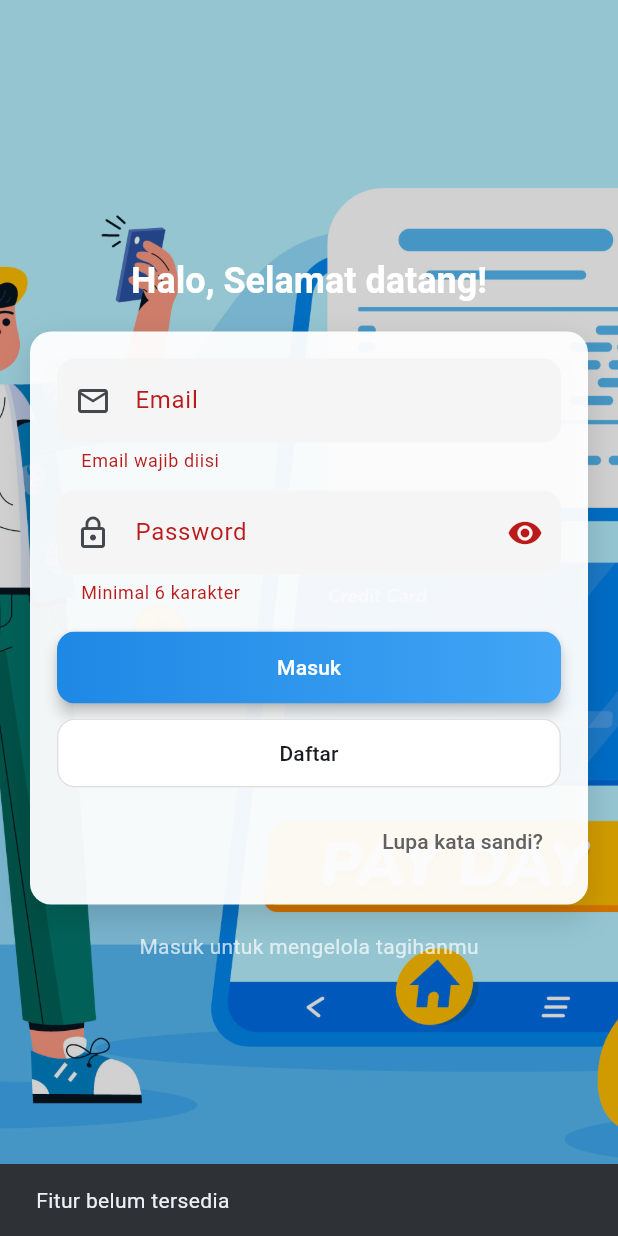
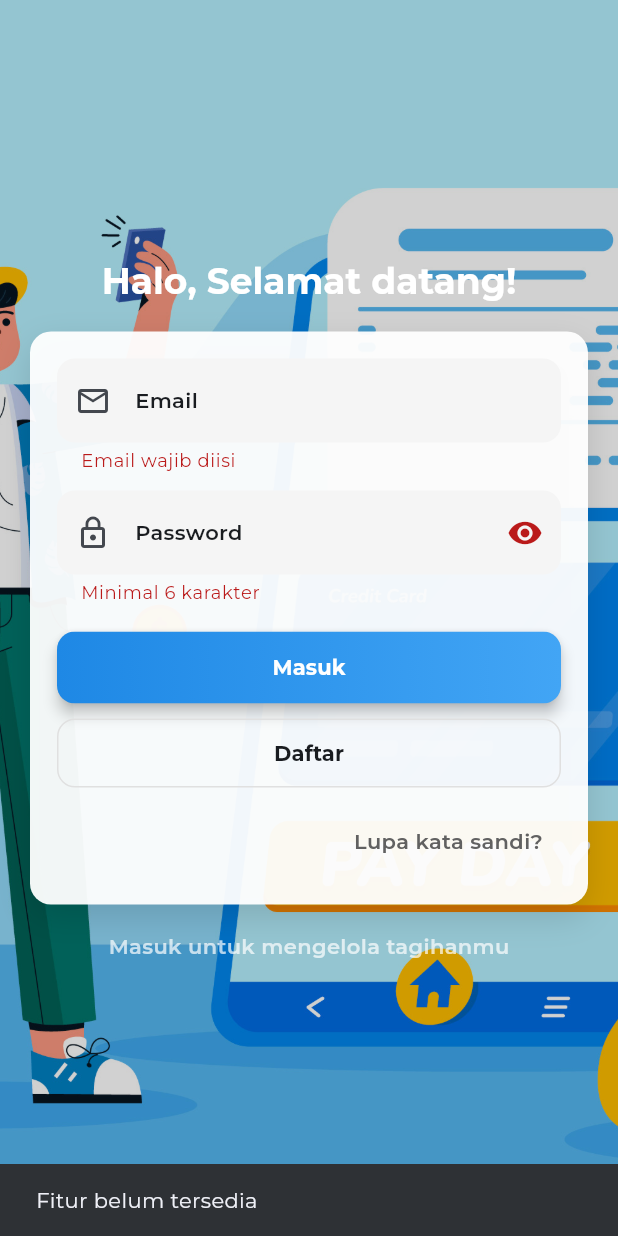
Before and after one commit to Samuel16299/mobile_app, a Flutter app: the screen it shows after launch, after a tap on "Masuk", after a tap on "Lupa kata sandi?", on a phone screen of 412 x 824 dp. Run offline on Flutter 3.47's test engine with Material 3 defaults, Android fonts, the phone set to English and light mode, and no system bars; our stand-ins replace cloud_firestore, firebase_auth, firebase_core, flutter_local_notifications, flutter_riverpod, google_fonts and 1 more; accounts and stored records are empty.

Commit message:
perbaiki ui login screen

```diff
--- a/lib/features/bills/presentation/screens/login_screen.dart
+++ b/lib/features/bills/presentation/screens/login_screen.dart
@@ -1,5 +1,6 @@
 import 'package:flutter/material.dart';
 import 'package:flutter_riverpod/flutter_riverpod.dart';
+import 'package:google_fonts/google_fonts.dart';
 import '../../providers/auth_provider.dart';
 import '../../../settings/providers/locale_provider.dart';
 import 'register_screen.dart';
@@ -25,10 +26,10 @@ class _LoginScreenState extends ConsumerState<LoginScreen> {
       final auth = ref.read(authServiceProvider);
       await auth.loginWithEmail(_email.trim(), _password.trim());
       if (!mounted) return;
-    } on Exception catch (e) {
+    } catch (e) {
       if (!mounted) return;
-      final msg = e.toString();
-      ScaffoldMessenger.of(context).showSnackBar(SnackBar(content: Text(msg)));
+      ScaffoldMessenger.of(context)
+          .showSnackBar(SnackBar(content: Text(e.toString())));
     } finally {
       if (mounted) setState(() => _loading = false);
     }
@@ -36,19 +37,23 @@ class _LoginScreenState extends ConsumerState<LoginScreen> {
 
   @override
   Widget build(BuildContext context) {
-    final theme = Theme.of(context);
+    final baseTheme = Theme.of(context);
 
-    // 1. AMBIL STATUS BAHASA
+    final montTheme = baseTheme.copyWith(
+      textTheme: GoogleFonts.montserratTextTheme(baseTheme.textTheme),
+    );
+
     final currentLocale = ref.watch(localeProvider);
     final isIndo = currentLocale.languageCode == 'id';
 
-    // 2. KAMUS KATA (Login)
     final labels = {
       'welcome': isIndo ? 'Halo, Selamat datang!' : 'Hello, Welcome!',
-      'subtitle': isIndo ? 'Masuk untuk mengelola tagihanmu' : 'Sign in to manage your bills',
-      'email_hint': 'contoh@email.com', // Universal
+      'subtitle': isIndo
+          ? 'Masuk untuk mengelola tagihanmu'
+          : 'Sign in to manage your bills',
+      'email_hint': 'contoh@email.com',
       'label_email': 'Email',
-      'label_password': 'Password', // Universal
+      'label_password': 'Password',
       'btn_signin': isIndo ? 'Masuk' : 'Sign In',
       'btn_register': isIndo ? 'Daftar' : 'Register',
       'forgot_pass': isIndo ? 'Lupa kata sandi?' : 'Forgot password?',
@@ -58,7 +63,9 @@ class _LoginScreenState extends ConsumerState<LoginScreen> {
       'forgot_msg': isIndo ? 'Fitur belum tersedia' : 'Feature not available',
     };
 
-    return Scaffold(
+    return Theme(
+      data: montTheme,
+      child: Scaffold(
         body: Stack(
           children: [
             Positioned.fill(
@@ -69,22 +76,23 @@ class _LoginScreenState extends ConsumerState<LoginScreen> {
             ),
             Positioned.fill(
               child: Container(
-              color: Colors.black.withAlpha((0.18 * 255).round()),
+                color: Colors.black.withOpacity(0.18),
               ),
             ),
             SafeArea(
               child: Center(
                 child: SingleChildScrollView(
-                padding: const EdgeInsets.symmetric(horizontal: 20, vertical: 24),
+                  padding:
+                  const EdgeInsets.symmetric(horizontal: 20, vertical: 24),
                   child: Column(
                     mainAxisSize: MainAxisSize.min,
                     children: [
                       Text(
                         labels['welcome']!,
                         textAlign: TextAlign.center,
-                      style: theme.textTheme.headlineSmall?.copyWith(
+                        style: montTheme.textTheme.headlineSmall?.copyWith(
                           color: Colors.white,
-                        fontWeight: FontWeight.bold,
+                          fontWeight: FontWeight.w700,
                         ),
                       ),
                       const SizedBox(height: 18),
@@ -92,17 +100,18 @@ class _LoginScreenState extends ConsumerState<LoginScreen> {
                         width: double.infinity,
                         constraints: const BoxConstraints(maxWidth: 520),
                         decoration: BoxDecoration(
-                        color: Colors.white.withAlpha(242),
+                          color: Colors.white.withOpacity(0.95),
                           borderRadius: BorderRadius.circular(14),
                           boxShadow: [
                             BoxShadow(
-                            color: Colors.black.withAlpha(36),
+                              color: Colors.black.withOpacity(0.12),
                               blurRadius: 18,
                               offset: const Offset(0, 8),
-                          )
+                            ),
                           ],
                         ),
-                      padding: const EdgeInsets.symmetric(horizontal: 18, vertical: 18),
+                        padding: const EdgeInsets.symmetric(
+                            horizontal: 18, vertical: 18),
                         child: Form(
                           key: _formKey,
                           child: Column(
@@ -113,9 +122,12 @@ class _LoginScreenState extends ConsumerState<LoginScreen> {
                                 decoration: InputDecoration(
                                   labelText: labels['label_email'],
                                   hintText: labels['email_hint'],
-                                prefixIcon: const Icon(Icons.email_outlined),
+                                  prefixIcon:
+                                  const Icon(Icons.email_outlined),
                                   filled: true,
                                   fillColor: Colors.grey.shade100,
+                                  labelStyle: montTheme.textTheme.bodyMedium
+                                      ?.copyWith(fontWeight: FontWeight.w600),
                                   border: OutlineInputBorder(
                                     borderRadius: BorderRadius.circular(12),
                                     borderSide: BorderSide.none,
@@ -123,8 +135,12 @@ class _LoginScreenState extends ConsumerState<LoginScreen> {
                                 ),
                                 onChanged: (v) => _email = v,
                                 validator: (v) {
-                                if (v == null || v.trim().isEmpty) return labels['valid_email_req'];
-                                if (!v.contains('@')) return labels['valid_email_fmt'];
+                                  if (v == null || v.trim().isEmpty) {
+                                    return labels['valid_email_req'];
+                                  }
+                                  if (!v.contains('@')) {
+                                    return labels['valid_email_fmt'];
+                                  }
                                   return null;
                                 },
                               ),
@@ -134,20 +150,28 @@ class _LoginScreenState extends ConsumerState<LoginScreen> {
                                 obscureText: _obscure,
                                 decoration: InputDecoration(
                                   labelText: labels['label_password'],
-                                prefixIcon: const Icon(Icons.lock_outline),
+                                  prefixIcon:
+                                  const Icon(Icons.lock_outline),
                                   suffixIcon: IconButton(
-                                  icon: Icon(_obscure ? Icons.visibility : Icons.visibility_off),
-                                  onPressed: () => setState(() => _obscure = !_obscure),
+                                    icon: Icon(_obscure
+                                        ? Icons.visibility
+                                        : Icons.visibility_off),
+                                    onPressed: () => setState(
+                                            () => _obscure = !_obscure),
                                   ),
                                   filled: true,
                                   fillColor: Colors.grey.shade100,
+                                  labelStyle: montTheme.textTheme.bodyMedium
+                                      ?.copyWith(fontWeight: FontWeight.w600),
                                   border: OutlineInputBorder(
                                     borderRadius: BorderRadius.circular(12),
                                     borderSide: BorderSide.none,
                                   ),
                                 ),
                                 onChanged: (v) => _password = v,
-                              validator: (v) => (v != null && v.length >= 6) ? null : labels['valid_pass_len'],
+                                validator: (v) => (v != null && v.length >= 6)
+                                    ? null
+                                    : labels['valid_pass_len'],
                               ),
                               const SizedBox(height: 18),
                               SizedBox(
@@ -157,19 +181,42 @@ class _LoginScreenState extends ConsumerState<LoginScreen> {
                                   onPressed: _loading ? null : _login,
                                   style: ElevatedButton.styleFrom(
                                     padding: EdgeInsets.zero,
-                                  shape: RoundedRectangleBorder(borderRadius: BorderRadius.circular(12)),
+                                    shape: RoundedRectangleBorder(
+                                      borderRadius: BorderRadius.circular(12),
+                                    ),
+                                    backgroundColor: Colors.transparent,
                                     elevation: 4,
-                                  backgroundColor: Colors.transparent,
                                   ),
                                   child: Ink(
                                     decoration: BoxDecoration(
-                                    gradient: LinearGradient(colors: [Colors.blue.shade600, Colors.blue.shade400]),
+                                      gradient: LinearGradient(
+                                        colors: [
+                                          Colors.blue.shade600,
+                                          Colors.blue.shade400,
+                                        ],
+                                      ),
                                       borderRadius: BorderRadius.circular(12),
                                     ),
                                     child: Center(
                                       child: _loading
-                                        ? const SizedBox(width: 20, height: 20, child: CircularProgressIndicator(color: Colors.white, strokeWidth: 2))
-                                        : Text(labels['btn_signin']!, style: theme.textTheme.labelLarge?.copyWith(color: Colors.white)),
+                                          ? const SizedBox(
+                                        width: 20,
+                                        height: 20,
+                                        child:
+                                        CircularProgressIndicator(
+                                          color: Colors.white,
+                                          strokeWidth: 2,
+                                        ),
+                                      )
+                                          : Text(
+                                        labels['btn_signin']!,
+                                        style: montTheme.textTheme
+                                            .labelLarge
+                                            ?.copyWith(
+                                            color: Colors.white,
+                                            fontWeight:
+                                            FontWeight.bold),
+                                      ),
                                     ),
                                   ),
                                 ),
@@ -179,13 +226,26 @@ class _LoginScreenState extends ConsumerState<LoginScreen> {
                                 width: double.infinity,
                                 height: 46,
                                 child: OutlinedButton(
-                                onPressed: () => Navigator.push(context, MaterialPageRoute(builder: (_) => const RegisterScreen())),
+                                  onPressed: () => Navigator.push(
+                                    context,
+                                    MaterialPageRoute(
+                                        builder: (_) =>
+                                        const RegisterScreen()),
+                                  ),
                                   style: OutlinedButton.styleFrom(
-                                  shape: RoundedRectangleBorder(borderRadius: BorderRadius.circular(12)),
-                                  side: BorderSide(color: Colors.grey.shade300),
-                                  backgroundColor: Colors.white,
+                                    shape: RoundedRectangleBorder(
+                                      borderRadius: BorderRadius.circular(12),
                                     ),
-                                child: Text(labels['btn_register']!, style: theme.textTheme.labelLarge),
+                                    side: BorderSide(
+                                        color: Colors.grey.shade300),
+                                  ),
+                                  child: Text(
+                                    labels['btn_register']!,
+                                    style: montTheme.textTheme.labelLarge
+                                        ?.copyWith(
+                                      fontWeight: FontWeight.bold,
+                                    ),
+                                  ),
                                 ),
                               ),
                               const SizedBox(height: 12),
@@ -193,10 +253,20 @@ class _LoginScreenState extends ConsumerState<LoginScreen> {
                                 alignment: Alignment.centerRight,
                                 child: TextButton(
                                   onPressed: () {
-                                  if (!mounted) return;
-                                  ScaffoldMessenger.of(context).showSnackBar(SnackBar(content: Text(labels['forgot_msg']!)));
+                                    ScaffoldMessenger.of(context).showSnackBar(
+                                      SnackBar(
+                                          content: Text(
+                                              labels['forgot_msg']!)),
+                                    );
                                   },
-                                child: Text(labels['forgot_pass']!, style: TextStyle(color: Colors.grey.shade700)),
+                                  child: Text(
+                                    labels['forgot_pass']!,
+                                    style: montTheme.textTheme.bodyMedium
+                                        ?.copyWith(
+                                      fontWeight: FontWeight.w600,
+                                      color: Colors.grey.shade700,
+                                    ),
+                                  ),
                                 ),
                               ),
                             ],
@@ -206,7 +276,10 @@ class _LoginScreenState extends ConsumerState<LoginScreen> {
                       const SizedBox(height: 18),
                       Text(
                         labels['subtitle']!,
-                      style: theme.textTheme.bodyMedium?.copyWith(color: Colors.white70),
+                        style: montTheme.textTheme.bodyMedium?.copyWith(
+                          color: Colors.white70,
+                          fontWeight: FontWeight.w600,
+                        ),
                       ),
                       const SizedBox(height: 12),
                     ],
@@ -216,6 +289,7 @@ class _LoginScreenState extends ConsumerState<LoginScreen> {
             ),
           ],
         ),
+      ),
     );
   }
 }
```
Lines whose indentation alone changed are shown as unchanged.
